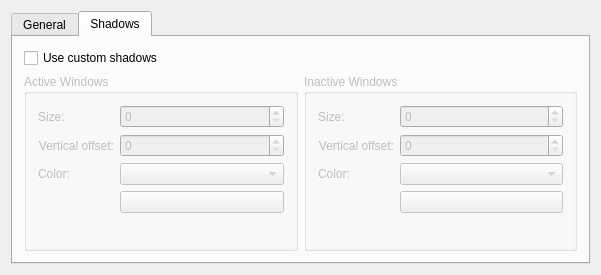
First picture: the form in kwinconfig/qtcurvekwinconfigwidget.ui, repository QtCurve/qtcurve, before the edit.
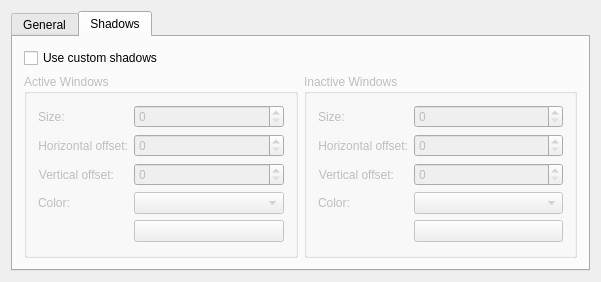
Second picture: the form after the edit. The open tabs and pages were chosen to show the change. Custom widgets are drawn as their Qt base class.

Commit message: - Set limits for offset and size - Add UI for horizontal offset

What changed in the file:
```diff
--- a/kwinconfig/qtcurvekwinconfigwidget.ui
+++ b/kwinconfig/qtcurvekwinconfigwidget.ui
@@ -152,7 +152,7 @@
           <item row="1" column="0">
            <widget class="QLabel" name="label_6">
             <property name="text">
-             <string>Vertical offset:</string>
+             <string>Horizontal offset:</string>
             </property>
             <property name="alignment">
              <set>Qt::AlignRight|Qt::AlignTrailing|Qt::AlignVCenter</set>
@@ -162,17 +162,30 @@
           <item row="1" column="1">
            <widget class="KIntSpinBox" name="activeShadowOffset"/>
           </item>
-          <item row="2" column="0">
+         <item row="2" column="0">
+           <widget class="QLabel" name="label_6">
+            <property name="text">
+             <string>Vertical offset:</string>
+            </property>
+            <property name="alignment">
+             <set>Qt::AlignRight|Qt::AlignTrailing|Qt::AlignVCenter</set>
+            </property>
+           </widget>
+          </item>
+          <item row="2" column="1">
+           <widget class="KIntSpinBox" name="activeShadowVOffset"/>
+          </item>
+          <item row="3" column="0">
            <widget class="QLabel" name="label_9">
             <property name="text">
              <string>Color:</string>
             </property>
            </widget>
           </item>
-          <item row="2" column="1">
+          <item row="3" column="1">
            <widget class="QComboBox" name="activeShadowColorType"/>
           </item>
-          <item row="3" column="1">
+          <item row="4" column="1">
            <widget class="KColorButton" name="activeShadowColor"/>
           </item>
          </layout>
@@ -203,7 +216,7 @@
           <item row="1" column="0">
            <widget class="QLabel" name="label_11">
             <property name="text">
-             <string>Vertical offset:</string>
+             <string>Horizontal offset:</string>
             </property>
             <property name="alignment">
              <set>Qt::AlignRight|Qt::AlignTrailing|Qt::AlignVCenter</set>
@@ -214,16 +227,29 @@
            <widget class="KIntSpinBox" name="inactiveShadowOffset"/>
           </item>
           <item row="2" column="0">
+           <widget class="QLabel" name="label_11">
+            <property name="text">
+             <string>Vertical offset:</string>
+            </property>
+            <property name="alignment">
+             <set>Qt::AlignRight|Qt::AlignTrailing|Qt::AlignVCenter</set>
+            </property>
+           </widget>
+          </item>
+          <item row="2" column="1">
+           <widget class="KIntSpinBox" name="inactiveShadowVOffset"/>
+          </item>
+          <item row="3" column="0">
            <widget class="QLabel" name="label_12">
             <property name="text">
              <string>Color:</string>
             </property>
            </widget>
           </item>
-          <item row="2" column="1">
+          <item row="3" column="1">
            <widget class="QComboBox" name="inactiveShadowColorType"/>
           </item>
-          <item row="3" column="1">
+          <item row="4" column="1">
            <widget class="KColorButton" name="inactiveShadowColor"/>
           </item>
          </layout>
```
Left out of the diff: 10 changed lines with no effect on the pictures. The commit also changes 3 other files.
